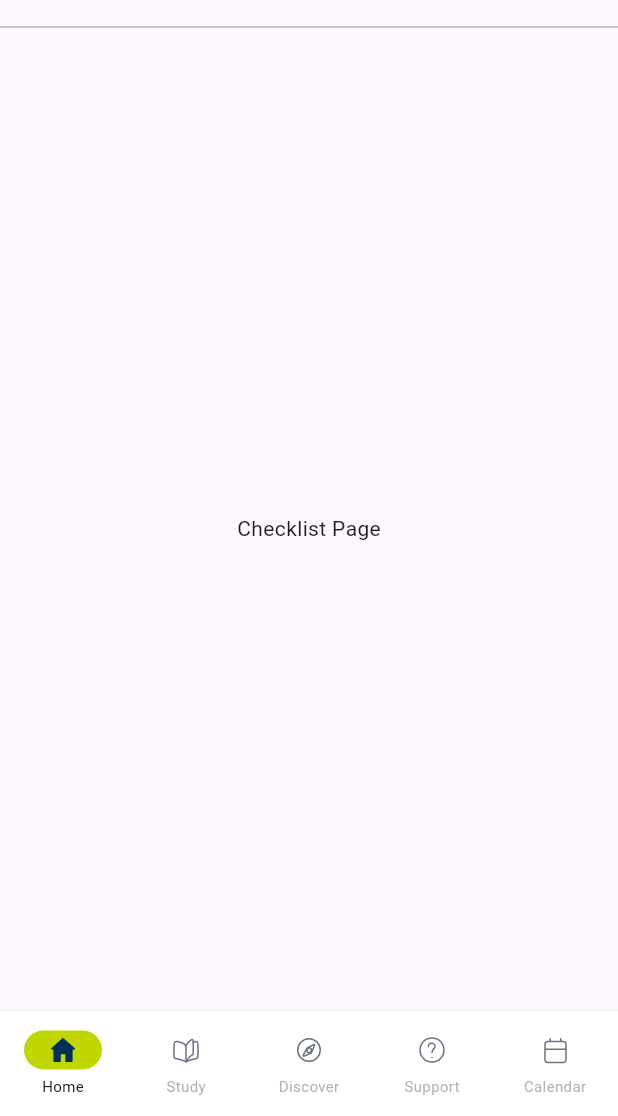
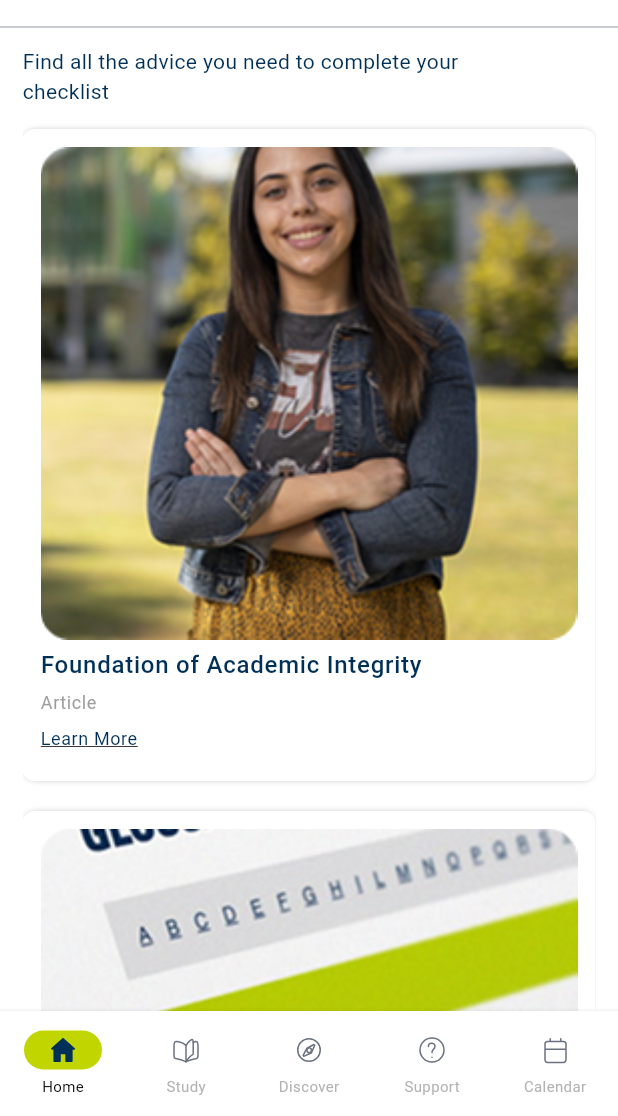
Before and after one commit to Milan39/my_cqu, a Flutter app: the screen it shows after launch, after a tap on "Upcoming Assessments", after a tap on "Help with Your Checklist", on a phone screen of 412 x 824 dp, the part 120-1236 px from its top. Run offline on Flutter 3.47's test engine with Material 3 defaults, Android fonts, the phone set to English and light mode, and no system bars; our stand-ins replace animate_do, connectivity_plus, dio, equatable, flutter_animate, flutter_bloc and 12 more.

Commit message:
help with your checklist_page.dart done

```diff
--- /dev/null
+++ b/lib/feature/home/widgets/checklist_card.dart
@@ -0,0 +1,86 @@
+import 'package:flutter/material.dart';
+import 'package:flutter_screenutil/flutter_screenutil.dart';
+import 'package:gap/gap.dart';
+import 'package:my_cqu/core/constant.dart';
+import 'package:url_launcher/url_launcher.dart';
+
+class ChecklistCard extends StatelessWidget {
+  final String imagePath;
+  final String title;
+  final String type;
+  final String link;
+
+  const ChecklistCard({
+    super.key,
+    required this.imagePath,
+    required this.title,
+    required this.type,
+    this.link = "https://moodle.cqu.edu.au/course/view.php?id=86559",
+  });
+
+  @override
+  Widget build(BuildContext context) {
+    return Container(
+      padding: EdgeInsets.all(12.sp),
+      margin: EdgeInsets.only(bottom: 20.h),
+      decoration: BoxDecoration(
+        color: Colors.white,
+        borderRadius: BorderRadius.circular(8.sp),
+        boxShadow: [
+          BoxShadow(
+            color: Colors.grey.shade400,
+            offset: Offset(0, 0),
+            spreadRadius: -1,
+            blurRadius: 3,
+          ),
+        ],
+      ),
+      child: Column(
+        crossAxisAlignment: CrossAxisAlignment.start,
+        children: [
+          SizedBox(
+            width: double.infinity,
+            child: Image.asset(imagePath, fit: BoxFit.contain),
+          ),
+          Gap(5.h),
+          Text(
+            title,
+            style: Theme.of(context).textTheme.bodyLarge!.copyWith(
+              fontSize: 16.sp,
+              fontWeight: FontWeight.w500,
+              color: kBackgroundColor,
+            ),
+          ),
+          Gap(5.h),
+
+          Text(
+            type,
+            style: Theme.of(context).textTheme.bodySmall!.copyWith(
+              fontSize: 12.sp,
+              fontWeight: FontWeight.w400,
+              color: Colors.grey,
+            ),
+          ),
+          TextButton(
+            onPressed: () {
+              launchUrl(Uri.parse(link));
+            },
+            style: TextButton.styleFrom(
+              padding: EdgeInsets.zero,
+              visualDensity: VisualDensity(horizontal: -4, vertical: -4),
+            ),
+            child: Text(
+              "Learn More",
+              style: Theme.of(context).textTheme.bodySmall!.copyWith(
+                fontSize: 12.sp,
+                fontWeight: FontWeight.w400,
+                color: kBackgroundColor,
+                decoration: TextDecoration.underline,
+              ),
+            ),
+          ),
+        ],
+      ),
+    );
+  }
+}
--- a/lib/feature/home/widgets/checklist_page.dart
+++ b/lib/feature/home/widgets/checklist_page.dart
@@ -1,10 +1,43 @@
 import 'package:flutter/material.dart';
+import 'package:flutter_screenutil/flutter_screenutil.dart';
+import 'package:gap/gap.dart';
+import 'package:my_cqu/core/constant.dart';
+import 'package:my_cqu/feature/home/widgets/checklist_card.dart';
 
 class ChecklistPage extends StatelessWidget {
   const ChecklistPage({super.key});
 
   @override
   Widget build(BuildContext context) {
-    return Center(child: Text("Checklist Page"));
+    return ListView(
+      children: [
+        Text(
+          "Find all the advice you need to complete your \nchecklist",
+          style: Theme.of(context).textTheme.bodyMedium!.copyWith(
+            fontSize: 14.sp,
+            fontWeight: FontWeight.w400,
+            color: kBackgroundColor,
+          ),
+        ),
+        Gap(15.h),
+        ChecklistCard(
+          imagePath: 'assets/images/image1.png',
+          title: "Foundation of Academic Integrity",
+          type: "Article",
+        ),
+
+        ChecklistCard(
+          imagePath: 'assets/images/image2.png',
+          title: "Academic Integrity",
+          type: "Article",
+        ),
+
+        ChecklistCard(
+          imagePath: 'assets/images/image3.png',
+          title: "Help With Nominating Your Exam Centre",
+          type: "Article",
+        ),
+      ],
+    );
   }
 }
--- a/lib/main.dart
+++ b/lib/main.dart
@@ -8,7 +8,6 @@ import 'package:my_cqu/injection_container.dart' as di;
 void main() async {
   await di.init();
   runApp(const MyApp());
-
 }
 
 class MyApp extends StatelessWidget {
@@ -25,6 +24,7 @@ class MyApp extends StatelessWidget {
       child: MaterialApp.router(
         title: 'Flutter Demo',
         debugShowCheckedModeBanner: false,
+        theme: ThemeData(scaffoldBackgroundColor: Colors.white),
         routerConfig: AppRoutes.router,
         localizationsDelegates: const [
           FormBuilderLocalizations.delegate,
```
